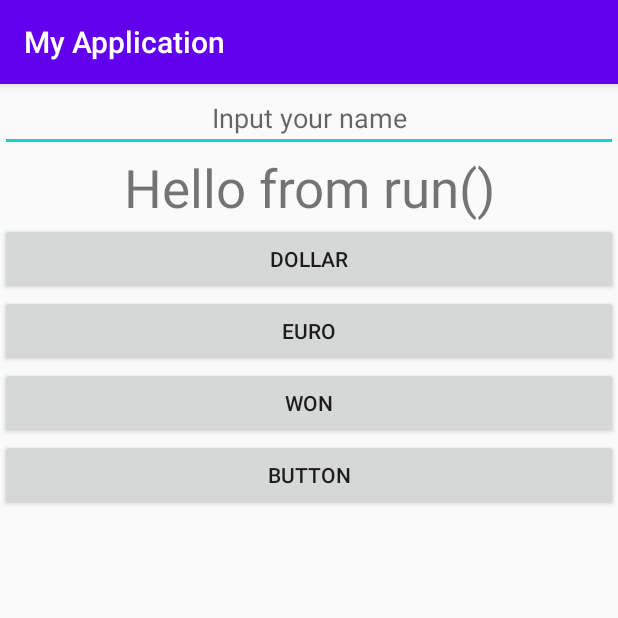
After one commit to pp0908/MyHello2, an Android app: the RateActivity screen opened directly, with no data from a screen before it, on a phone screen of 412 x 824 dp, the top half of it. The commit adds this screen. Run offline under Robolectric (Android 15) with nearby library versions, the phone set to English and light mode, and no system bars; 1 statement that could not run was skipped.

Commit message:
汇率（多线程）

```diff
--- a/app/build.gradle
+++ b/app/build.gradle
@@ -31,6 +31,8 @@ dependencies {
     implementation 'androidx.constraintlayout:constraintlayout:1.1.3'
     implementation 'androidx.navigation:navigation-fragment:2.2.2'
     implementation 'androidx.navigation:navigation-ui:2.2.2'
+
+
     testImplementation 'junit:junit:4.12'
     androidTestImplementation 'androidx.test.ext:junit:1.1.1'
     androidTestImplementation 'androidx.test.espresso:espresso-core:3.2.0'
--- /dev/null
+++ b/app/src/main/java/com/example/myapplication/RateActivity.java
@@ -0,0 +1,218 @@
+package com.example.myapplication;
+
+import androidx.annotation.NonNull;
+import androidx.annotation.Nullable;
+import androidx.appcompat.app.AppCompatActivity;
+
+import android.app.Activity;
+import android.content.Intent;
+import android.content.SharedPreferences;
+import android.net.Uri;
+import android.os.Bundle;
+import android.os.Handler;
+import android.os.Message;
+import android.preference.PreferenceManager;
+import android.text.Editable;
+import android.util.Log;
+import android.view.Menu;
+import android.view.MenuItem;
+import android.view.View;
+import android.widget.EditText;
+import android.widget.TextView;
+import android.widget.Toast;
+
+import java.io.IOException;
+import java.io.InputStream;
+import java.io.InputStreamReader;
+import java.io.Reader;
+import java.io.UnsupportedEncodingException;
+import java.net.HttpURLConnection;
+import java.net.MalformedURLException;
+import java.net.URL;
+
+public class RateActivity extends AppCompatActivity implements Runnable {
+
+    private final String TAG = "Rate";
+    private float dollarRate = 0.1f;
+    private float euroRate = 0.2f;
+    private float wonRate = 0.3f;
+
+    EditText rmb;
+    TextView show;
+    Handler handler;
+    @Override
+    protected void onCreate(Bundle savedInstanceState) {
+        super.onCreate(savedInstanceState);
+        setContentView(R.layout.activity_rate2);
+
+        rmb = findViewById(R.id.rmb);
+        show = findViewById(R.id.showOut);
+
+        //获取sp里保存的数据
+        SharedPreferences sharedPreferences = getSharedPreferences("myrate", Activity.MODE_PRIVATE);
+        SharedPreferences sp = PreferenceManager.getDefaultSharedPreferences(this);
+        dollarRate =  sharedPreferences.getFloat("dollar_rate",0.0f);
+        euroRate =  sharedPreferences.getFloat("euro_rate",0.0f);
+        wonRate =  sharedPreferences.getFloat("won_rate",0.0f);
+
+        Log.i(TAG,"onCreate: sp dollarRate=" + dollarRate);
+        Log.i(TAG,"onCreate: sp euroRate=" + euroRate);
+        Log.i(TAG,"onCreate: sp wonRate=" + wonRate);
+
+        //开启子线程
+        Thread t = new Thread(this);
+        t.start();
+
+        handler = new Handler(){
+            @Override
+            public void handleMessage(@NonNull Message msg) {
+                if(msg.what==5){
+                    String str = (String)msg.obj;
+                    Log.i(TAG,"handlerMessage: getMessage msg = " + str);
+                    show.setText(str);
+                }
+                super.handleMessage(msg);
+            }
+        };
+
+
+    }
+
+    public void onClick(View btn){
+        //获取用户输入
+        String str = rmb.getText().toString();
+        float r = 0;
+        if(str.length()>0){
+            r = Float.parseFloat(str);
+        }else{
+            //提示用户输入内容
+            Toast.makeText(this, "请输入金额", Toast.LENGTH_SHORT).show();
+        }
+
+        if(btn.getId()==R.id.btn_dollar){
+            show.setText(String.format("%.2f",r*dollarRate));
+        }else if(btn.getId()==R.id.btn_euro){
+            show.setText(String.format("%.2f",r*euroRate));
+        }else{
+            show.setText(String.format("%.2f",r*wonRate));
+        }
+
+    }
+    public  void openOne(View btn){
+        //打开一个页面Activity
+
+        Intent config = new Intent(this,ConfigActivity.class);
+        config.putExtra("dollar_rate_key",dollarRate);
+        config.putExtra("euro_rate_key",euroRate);
+        config.putExtra("won_rate_key",wonRate);
+
+        Log.i(TAG,"dollarRate" + dollarRate);
+        Log.i(TAG,"euroRate" + euroRate);
+        Log.i(TAG,"wonRate" + wonRate);
+
+        //startActivity(config);
+        startActivityForResult(config,1);
+
+    }
+    @Override
+
+    protected void onActivityResult(int requestCode, int resultCode, @Nullable Intent data) {
+        if(requestCode==1 && resultCode==2){
+
+           Bundle bundle = data.getExtras();
+           dollarRate = bundle.getFloat("key_dollar",0.1f);
+           euroRate = bundle.getFloat("key_euro",0.1f);
+           wonRate = bundle.getFloat("key_won",0.1f);
+           Log.i(TAG,"onActivityResult: dollarRate=" + dollarRate);
+           Log.i(TAG,"onActivityResult: euroRate=" + euroRate);
+           Log.i(TAG,"onActivityResult: wonRate=" + wonRate);
+
+            //将新设置的汇率写到sp里
+            SharedPreferences sharedPreferences = getSharedPreferences("myrate", Activity.MODE_PRIVATE);
+            SharedPreferences.Editor editor = sharedPreferences.edit();
+            editor.putFloat("dollar_rate",dollarRate);
+            editor.putFloat("euro_rate",euroRate);
+            editor.putFloat("won_rate",wonRate);
+            editor.commit();
+            Log.i(TAG,"数据已保存到sp");
+
+        }
+        super.onActivityResult(requestCode, resultCode, data);
+    }
+
+    @Override
+    public boolean onCreateOptionsMenu(Menu menu) {
+        getMenuInflater().inflate(R.menu.rate,menu);
+        return true;
+    }
+
+    @Override
+    public boolean onOptionsItemSelected(@NonNull MenuItem item) {
+        if(item.getItemId()==R.id.menu_set){
+
+            Intent config = new Intent(this,ConfigActivity.class);
+            config.putExtra("dollar_rate_key",dollarRate);
+            config.putExtra("euro_rate_key",euroRate);
+            config.putExtra("won_rate_key",wonRate);
+
+            Log.i(TAG,"dollarRate" + dollarRate);
+            Log.i(TAG,"euroRate" + euroRate);
+            Log.i(TAG,"wonRate" + wonRate);
+
+            //startActivity(config);
+            startActivityForResult(config,1);
+
+        }
+        return super.onOptionsItemSelected(item);
+    }
+
+    @Override
+    public void run() {
+        Log.i(TAG,"run:run()...");
+        for(int i = 1;i<6;i++){
+            Log.i(TAG,"run: i = " + i);
+            try {
+                Thread.sleep(200);
+            } catch (InterruptedException e) {
+                e.printStackTrace();
+            }
+        }
+        //获取Msg对象，用于返回主线程
+        Message msg = handler.obtainMessage(5);
+        msg.obj = "Hello from run()";
+        handler.sendMessage(msg);
+
+        //获取网络数据
+        URL url = null;
+        try {
+            url = new URL("http://www/usd.cny.com/icbc.html");
+            HttpURLConnection http = (HttpURLConnection) url.openConnection();
+            InputStream in = http.getInputStream();
+
+            String html = inputStream2String(in);
+            Log.i(TAG,"run: html=" + html);
+
+        }catch (MalformedURLException e){
+            e.printStackTrace();
+        } catch (IOException e) {
+            e.printStackTrace();
+        }
+
+
+    }
+    private String inputStream2String(InputStream inputStream) throws IOException {
+        final int bufferSize = 1024;
+        final char[] buffer = new char[bufferSize];
+        final StringBuffer out = new StringBuffer();
+        Reader in = new InputStreamReader(inputStream,"gb2312");
+        for(; ;){
+            int rsz = in.read(buffer,0,buffer.length);
+            if(rsz < 0)
+                break;
+            out.append(buffer,0,rsz);
+        }
+        return out.toString();
+    }
+
+
+}
--- /dev/null
+++ b/app/src/main/res/layout/activity_rate2.xml
@@ -0,0 +1,53 @@
+<?xml version="1.0" encoding="utf-8"?>
+<LinearLayout xmlns:android="http://schemas.android.com/apk/res/android"
+    xmlns:app="http://schemas.android.com/apk/res-auto"
+    xmlns:tools="http://schemas.android.com/tools"
+    android:layout_width="match_parent"
+    android:layout_height="match_parent"
+    android:orientation="vertical"
+    tools:context=".RateActivity">
+
+    <EditText
+        android:id="@+id/rmb"
+        android:gravity="center"
+        android:inputType="numberDecimal"
+        android:hint="@string/hint_txt"
+        android:layout_width="match_parent"
+        android:layout_height="wrap_content"/>
+
+    <TextView
+        android:id="@+id/showOut"
+        android:textSize="35sp"
+        android:gravity="center"
+        android:hint=""
+        android:layout_width="match_parent"
+        android:layout_height="wrap_content"/>
+
+    <Button
+        android:id="@+id/btn_dollar"
+        android:text="@string/btn_dollar_lable"
+        android:onClick="onClick"
+        android:layout_width="match_parent"
+        android:layout_height="wrap_content"/>
+
+    <Button
+        android:id="@+id/btn_euro"
+        android:text="@string/btn_euro_lable"
+        android:onClick="onClick"
+        android:layout_width="match_parent"
+        android:layout_height="wrap_content"/>
+
+    <Button
+        android:id="@+id/btn_won"
+        android:text="@string/btn_won_lable"
+        android:onClick="onClick"
+        android:layout_width="match_parent"
+        android:layout_height="wrap_content"/>
+
+    <Button
+        android:id="@+id/btn_opencfg"
+        android:layout_width="match_parent"
+        android:layout_height="wrap_content"
+        android:onClick="openOne"
+        android:text="Button" />
+</LinearLayout>
--- a/app/src/main/res/values/dimens.xml
+++ b/app/src/main/res/values/dimens.xml
@@ -1,3 +1,4 @@
 <resources>
     <dimen name="fab_margin">16dp</dimen>
+    <dimen name="activity_horizontal_margin" />
 </resources>
--- a/app/src/main/res/values/strings.xml
+++ b/app/src/main/res/values/strings.xml
@@ -1,7 +1,21 @@
 <resources>
     <string name="app_name">My Application</string>
-    <string name="str">Tian Panpan Happy Birthday!</string>
+    <string name="str">TextView</string>
     <string name="action_settings">setting</string>
     <string name="from">Your friend</string>
     <string name="btn">button</string>
+    <string name="strr"> editView</string>
+    <string name="hello" translatable="false"> Hello</string>
+    <string name="hint_txt">Input your name</string>
+    <string name="lable_add1">+1 point</string>
+    <string name="lable_add2">+2 points</string>
+    <string name="lable_add3">+3 points</string>
+    <string name="btn_reset_lable">Rreset</string>
+    <string name="btn_dollar_lable">Dollar</string>
+    <string name="rmb_hint">Input RMB</string>
+    <string name="btn_euro_lable">Euro</string>
+    <string name="btn_won_lable">Won</string>
+    <string name="btn_opencfg_lable">Config</string>
+    <string name="btn_save_lable">Save</string>
+    <string name="menu_set_lable">setting</string>
 </resources>
```
Also changed, not shown: app/src/main/AndroidManifest.xml (+17 -0 lines), app/src/main/java/com/example/myapplication/ConfigActivity.java (added, +68 -0 lines), app/src/main/java/com/example/myapplication/MainActivity.java (+38 -10 lines), app/src/main/java/com/example/myapplication/SecondActivity.java (added, +46 -0 lines), app/src/main/res/layout/activity_config.xml (added, +38 -0 lines), app/src/main/res/layout/activity_main.xml (+20 -54 lines), app/src/main/res/layout/activity_second.xml (added, +79 -0 lines), 1 other file.
